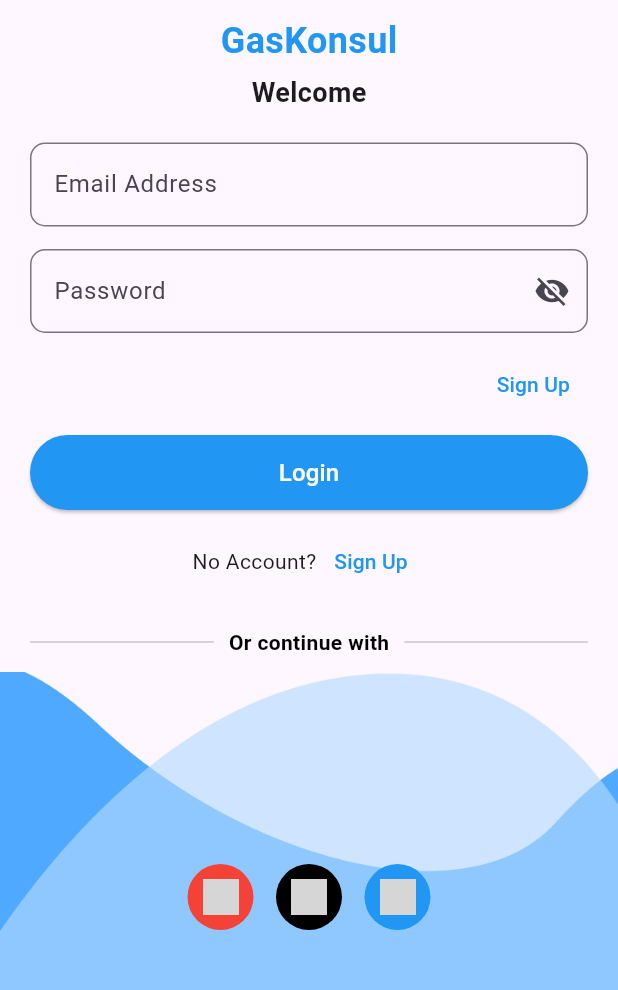
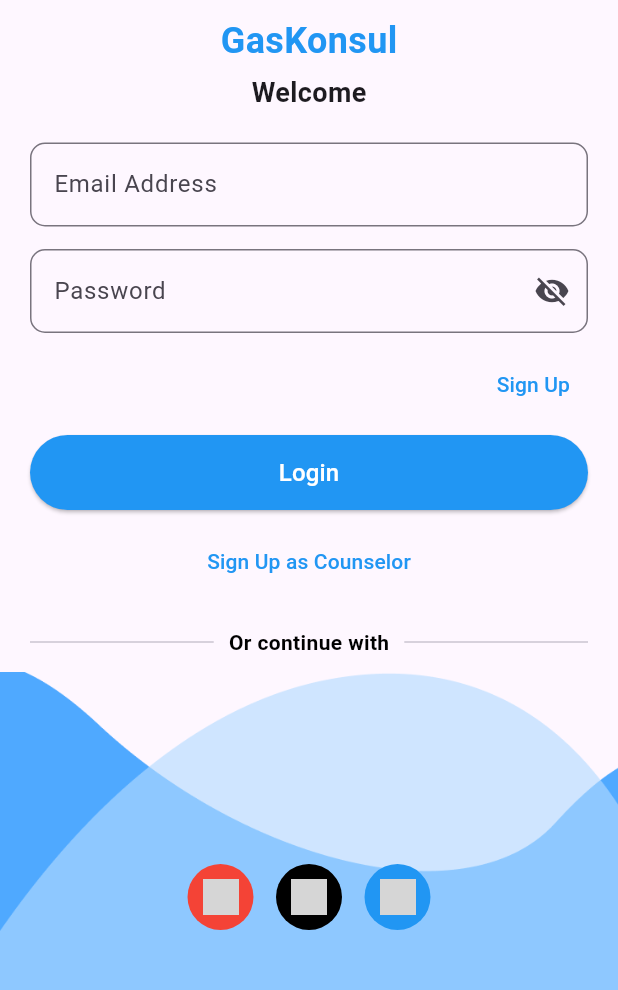
Before and after one commit to ZakyAlFatih/FinalProject_ABP, a Flutter app: the screen it shows after launch, after a tap on "Login", on a phone screen of 412 x 824 dp, the part 210-1200 px from its top. Run offline on Flutter 3.47's test engine with Material 3 defaults, Android fonts, the phone set to English and light mode, and no system bars; our stand-ins replace cloud_firestore, firebase_auth, firebase_core, get; accounts and stored records are empty; network calls fail; grey boxes are pictures that could not be loaded.

Commit message:
fully implemented register/login counselor with page that i made by my own

```diff
--- a/lib/app/modules/login/controllers/login_controller.dart
+++ b/lib/app/modules/login/controllers/login_controller.dart
@@ -1,7 +1,7 @@
 import 'package:get/get.dart';
-import 'package:flutter/material.dart'; // <--- Tambahin ini
+import 'package:flutter/material.dart';
 import 'package:firebase_auth/firebase_auth.dart';
-import 'package:finpro_abpx/app/modules/navbar/views/navbar_view.dart';
+import 'package:cloud_firestore/cloud_firestore.dart';
 import 'package:finpro_abpx/app/routes/app_pages.dart';
 
 class LoginController extends GetxController {
@@ -11,6 +11,7 @@ class LoginController extends GetxController {
   final passwordController = TextEditingController();
 
   final FirebaseAuth _auth = FirebaseAuth.instance;
+  final FirebaseFirestore _firestore = FirebaseFirestore.instance;
 
   void togglePasswordVisibility() {
     isPasswordHidden.value = !isPasswordHidden.value;
@@ -20,23 +21,32 @@ class LoginController extends GetxController {
     final email = emailController.text.trim();
     final password = passwordController.text.trim();
 
-    print("Email: $email"); // DEBUG
-    print("Password: $password"); // DEBUG
-
     try {
-      await _auth.signInWithEmailAndPassword(
+      UserCredential userCredential = await _auth.signInWithEmailAndPassword(
         email: email,
         password: password,
       );
 
+      String uid = userCredential.user!.uid;
+
+      // Cek apakah user ini counselor
+      DocumentSnapshot counselorDoc =
+          await _firestore.collection('counselors').doc(uid).get();
+
+      if (counselorDoc.exists) {
+        // Jika counselor, arahkan ke chat_counselor_view
+        Get.offAllNamed(
+            Routes.NAVBAR_COUNSELOR); // Pastikan ini sudah ada di routes
+      } else {
+        // Jika user biasa, arahkan ke NAVBAR
+        Get.offAllNamed(Routes.NAVBAR);
+      }
+
       Get.snackbar("Login", "Welcome back!");
-      Get.offAllNamed(Routes.NAVBAR); // ✅ ini benar
     } on FirebaseAuthException catch (e) {
-      print("FirebaseAuthException: ${e.message}");
       Get.snackbar("Login Error", e.message ?? "Login failed");
     } catch (e) {
-      print("Generic Error: $e");
-      Get.snackbar("Error", "An error occurred");
+      Get.snackbar("Error", "An unexpected error occurred");
     }
   }
 
--- a/lib/app/modules/login/views/login_view.dart
+++ b/lib/app/modules/login/views/login_view.dart
@@ -108,16 +108,18 @@ class LoginView extends GetView<LoginController> {
                     Row(
                       mainAxisAlignment: MainAxisAlignment.center,
                       children: [
-                        const Text("No Account?"),
                         TextButton(
                           onPressed: () {
-                            Get.snackbar('Sign Up', 'Sign Up pressed!');
+                            Get.toNamed('/register-counselor');
                           },
-                          child: const Text("Sign Up",
-                              style: TextStyle(color: Colors.blue)),
+                          child: const Text(
+                            "Sign Up as Counselor",
+                            style: TextStyle(color: Colors.blue),
+                          ),
                         ),
                       ],
                     ),
+
                     const SizedBox(height: 20),
                     // "Or continue with" with Divider
                     Row(
--- a/lib/app/routes/app_pages.dart
+++ b/lib/app/routes/app_pages.dart
@@ -2,6 +2,8 @@ import 'package:get/get.dart';
 
 import '../modules/chat/bindings/chat_binding.dart';
 import '../modules/chat/views/chat_view.dart';
+import '../modules/chat_counselor/bindings/chat_counselor_binding.dart';
+import '../modules/chat_counselor/views/chat_counselor_view.dart';
 import '../modules/counselor/bindings/counselor_binding.dart';
 import '../modules/counselor/views/counselor_view.dart';
 import '../modules/history/bindings/history_binding.dart';
@@ -12,10 +14,16 @@ import '../modules/login/bindings/login_binding.dart';
 import '../modules/login/views/login_view.dart';
 import '../modules/navbar/bindings/navbar_binding.dart';
 import '../modules/navbar/views/navbar_view.dart';
+import '../modules/navbar_counselor/bindings/navbar_counselor_binding.dart';
+import '../modules/navbar_counselor/views/navbar_counselor_view.dart';
 import '../modules/profile/bindings/profile_binding.dart';
 import '../modules/profile/views/profile_view.dart';
+import '../modules/profile_counselor/bindings/profile_counselor_binding.dart';
+import '../modules/profile_counselor/views/profile_counselor_view.dart';
 import '../modules/register/bindings/register_binding.dart';
 import '../modules/register/views/register_view.dart';
+import '../modules/register_counselor/bindings/register_counselor_binding.dart';
+import '../modules/register_counselor/views/register_counselor_view.dart';
 
 part 'app_routes.dart';
 
@@ -65,5 +73,25 @@ class AppPages {
       page: () => const CounselorView(),
       binding: CounselorBinding(),
     ),
+    GetPage(
+      name: _Paths.CHAT_COUNSELOR,
+      page: () => const ChatCounselorView(),
+      binding: ChatCounselorBinding(),
+    ),
+    GetPage(
+      name: _Paths.REGISTER_COUNSELOR,
+      page: () => const RegisterCounselorView(),
+      binding: RegisterCounselorBinding(),
+    ),
+    GetPage(
+      name: _Paths.NAVBAR_COUNSELOR,
+      page: () => const NavbarCounselorView(),
+      binding: NavbarCounselorBinding(),
+    ),
+    GetPage(
+      name: _Paths.PROFILE_COUNSELOR,
+      page: () => const ProfileCounselorView(),
+      binding: ProfileCounselorBinding(),
+    ),
   ];
 }
--- a/lib/app/routes/app_routes.dart
+++ b/lib/app/routes/app_routes.dart
@@ -11,6 +11,10 @@ abstract class Routes {
   static const HISTORY = _Paths.HISTORY;
   static const PROFILE = _Paths.PROFILE;
   static const COUNSELOR = _Paths.COUNSELOR;
+  static const CHAT_COUNSELOR = _Paths.CHAT_COUNSELOR;
+  static const REGISTER_COUNSELOR = _Paths.REGISTER_COUNSELOR;
+  static const NAVBAR_COUNSELOR = _Paths.NAVBAR_COUNSELOR;
+  static const PROFILE_COUNSELOR = _Paths.PROFILE_COUNSELOR;
 }
 
 abstract class _Paths {
@@ -23,4 +27,8 @@ abstract class _Paths {
   static const HISTORY = '/history';
   static const PROFILE = '/profile';
   static const COUNSELOR = '/counselor';
+  static const CHAT_COUNSELOR = '/chat-counselor';
+  static const REGISTER_COUNSELOR = '/register-counselor';
+  static const NAVBAR_COUNSELOR = '/navbar-counselor';
+  static const PROFILE_COUNSELOR = '/profile-counselor';
 }
--- a/pubspec.yaml
+++ b/pubspec.yaml
@@ -38,6 +38,7 @@ dependencies:
   fluentui_system_icons: ^1.1.222
   firebase_core: ^3.13.0
   firebase_auth: ^5.5.2
+  cloud_firestore: ^5.6.6
 
 dev_dependencies:
   flutter_test:
```
Also changed, not shown: lib/app/modules/chat_counselor/bindings/chat_counselor_binding.dart (added, +12 -0 lines), lib/app/modules/chat_counselor/controllers/chat_counselor_controller.dart (added, +37 -0 lines), lib/app/modules/chat_counselor/views/chat_counselor_view.dart (added, +91 -0 lines), lib/app/modules/navbar_counselor/bindings/navbar_counselor_binding.dart (added, +12 -0 lines), lib/app/modules/navbar_counselor/controllers/navbar_counselor_controller.dart (added, +24 -0 lines), lib/app/modules/navbar_counselor/views/navbar_counselor_view.dart (added, +48 -0 lines), lib/app/modules/profile_counselor/bindings/profile_counselor_binding.dart (added, +12 -0 lines), lib/app/modules/profile_counselor/controllers/profile_counselor_controller.dart (added, +23 -0 lines), lib/app/modules/profile_counselor/views/profile_counselor_view.dart (added, +24 -0 lines), lib/app/modules/register_counselor/bindings/register_counselor_binding.dart (added, +12 -0 lines), lib/app/modules/register_counselor/controllers/register_counselor_controller.dart (added, +58 -0 lines), lib/app/modules/register_counselor/views/register_counselor_view.dart (added, +153 -0 lines), pubspec.lock, 3 other files.
